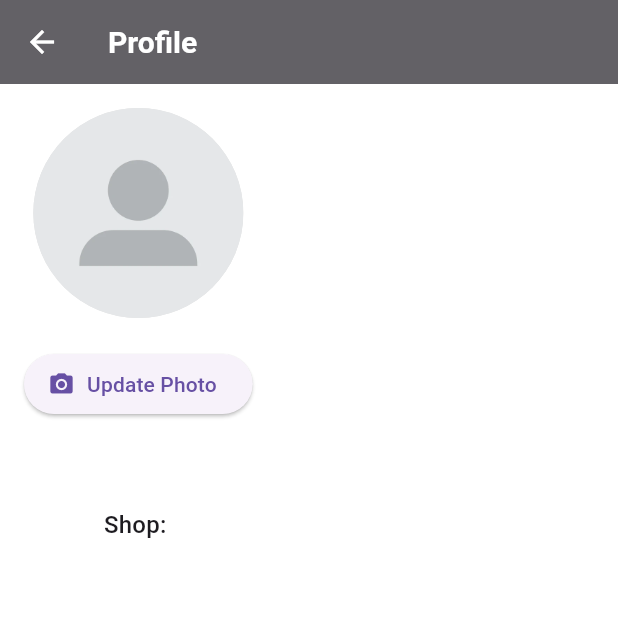
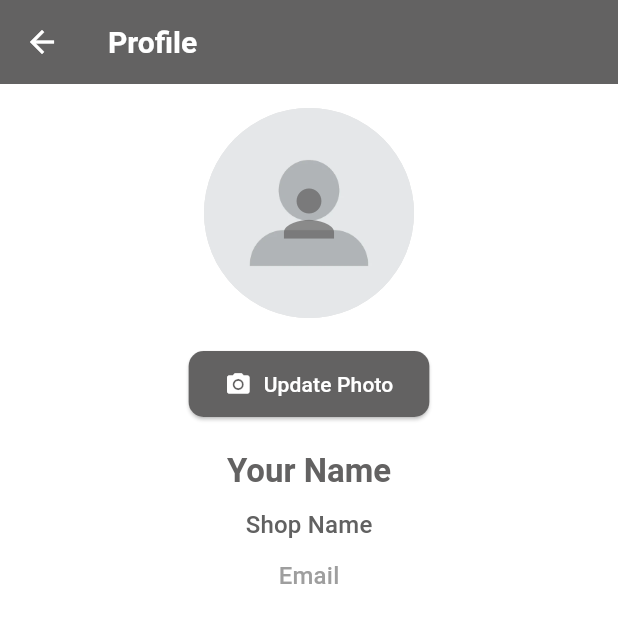
Before and after one commit to MeetAntala45/invoice_generator, a Flutter app: the ProfilePage screen opened by its route, on a phone screen of 412 x 824 dp. Shown: the top 623 px of the screen. Run offline on Flutter 3.47's test engine with Material 3 defaults, Android fonts, the phone set to English and light mode, and no system bars; our stand-ins replace cloud_firestore, firebase_auth, firebase_core, firebase_storage, image_picker, pdf and 1 more; missing offline and left inert: flutter_email_sender; accounts and stored records are empty.

Commit message:
All Done

```diff
--- a/lib/profile.dart
+++ b/lib/profile.dart
@@ -4,8 +4,8 @@ import 'package:firebase_auth/firebase_auth.dart';
 import 'package:firebase_storage/firebase_storage.dart';
 import 'package:image_picker/image_picker.dart';
 import 'package:flutter/foundation.dart' show kIsWeb;
-import 'dart:typed_data'; // For Uint8List
-import 'dart:io'; // For mobile devices
+import 'dart:typed_data';
+import 'dart:io';
 
 class ProfilePage extends StatefulWidget {
   @override
@@ -47,7 +47,6 @@ class _ProfilePageState extends State<ProfilePage> {
     }
   }
 
-  // Function to pick image from gallery
   Future<void> _pickImage() async {
     final ImagePicker _picker = ImagePicker();
     final XFile? image = await _picker.pickImage(source: ImageSource.gallery);
@@ -63,7 +62,6 @@ class _ProfilePageState extends State<ProfilePage> {
     }
   }
 
-  // Function to upload image to Firebase Storage
   Future<void> _uploadProfilePicture(dynamic image) async {
     setState(() {
       isUploading = true;
@@ -86,16 +84,15 @@ class _ProfilePageState extends State<ProfilePage> {
         TaskSnapshot taskSnapshot = await uploadTask;
         String downloadUrl = await taskSnapshot.ref.getDownloadURL();
 
-        // Update Firestore with the new profile picture URL
+
         await _firestore.collection('users').doc(uid).update({
           'profilePic': downloadUrl,
         });
-        // Update local state
         setState(() {
           profilePicUrl = downloadUrl;
         });
         print('$profilePicUrl');
-
+        _fetchUserData();
       }
     } catch (e) {
       print('Error uploading profile picture: $e');
@@ -112,23 +109,29 @@ class _ProfilePageState extends State<ProfilePage> {
       appBar: AppBar(
         title: Text('Profile'),
         backgroundColor: Theme.of(context).primaryColor,
+        elevation: 0,
       ),
-      body: Padding(
+      body: SingleChildScrollView(
         padding: const EdgeInsets.all(16.0),
         child: Column(
           crossAxisAlignment: CrossAxisAlignment.center,
           children: [
-            // Larger Profile Picture
-            CircleAvatar(
-              radius: 70, // Increased radius
-              backgroundImage: profilePicUrl.isNotEmpty
-                  ? NetworkImage(profilePicUrl)
-                  : AssetImage('assets/user.webp') as ImageProvider,
-              backgroundColor: Theme.of(context).primaryColor.withOpacity(0.2),
-              onBackgroundImageError: (_, __) {
-                // Error handling if image fails to load
-                print('Error loading profile picture.');
-              },
+            Center(
+              child: CircleAvatar(
+                radius: 70,
+                backgroundImage: profilePicUrl.isNotEmpty
+                    ? NetworkImage(profilePicUrl)
+                    : AssetImage('assets/user.webp') as ImageProvider,
+                backgroundColor:
+                    Theme.of(context).primaryColor.withOpacity(0.2),
+                child: profilePicUrl.isEmpty
+                    ? Icon(
+                        Icons.person,
+                        size: 50,
+                        color: Theme.of(context).primaryColor.withOpacity(0.7),
+                      )
+                    : null,
+              ),
             ),
             SizedBox(height: 20),
             isUploading
@@ -137,25 +140,39 @@ class _ProfilePageState extends State<ProfilePage> {
                     onPressed: _pickImage,
                     icon: Icon(Icons.camera_alt),
                     label: Text('Update Photo'),
+                    style: ElevatedButton.styleFrom(
+                      foregroundColor: Colors.white, backgroundColor: Theme.of(context).primaryColor,
+                      shape: RoundedRectangleBorder(
+                        borderRadius: BorderRadius.circular(10),
+                      ),
+                      padding: EdgeInsets.symmetric(
+                          vertical: 12.0, horizontal: 24.0),
+                    ),
                   ),
             SizedBox(height: 20),
-            // Name
             Text(
-              name,
-              style: Theme.of(context).textTheme.titleLarge,
+              name.isNotEmpty ? name : 'Your Name',
+              style: Theme.of(context).textTheme.titleLarge?.copyWith(
+                    fontWeight: FontWeight.bold,
+                    color: Theme.of(context).primaryColor,
+                  ),
             ),
             SizedBox(height: 10),
-            // Shop Name
             Text(
-              'Shop: $shopName',
-              style: Theme.of(context).textTheme.titleMedium,
+              shopName.isNotEmpty ? 'Shop: $shopName' : 'Shop Name',
+              style: Theme.of(context).textTheme.titleMedium?.copyWith(
+                    color: Colors.grey[700],
+                  ),
             ),
             SizedBox(height: 10),
-            // Email
             Text(
-              email,
-              style: Theme.of(context).textTheme.titleSmall,
+              email.isNotEmpty ? email : 'Email',
+              style: Theme.of(context).textTheme.titleMedium?.copyWith(
+                    color: Colors.grey[500],
+                  ),
             ),
+            SizedBox(height: 40),
+
           ],
         ),
       ),
```
Also changed, not shown: lib/view_invoice.dart (+6 -28 lines).
